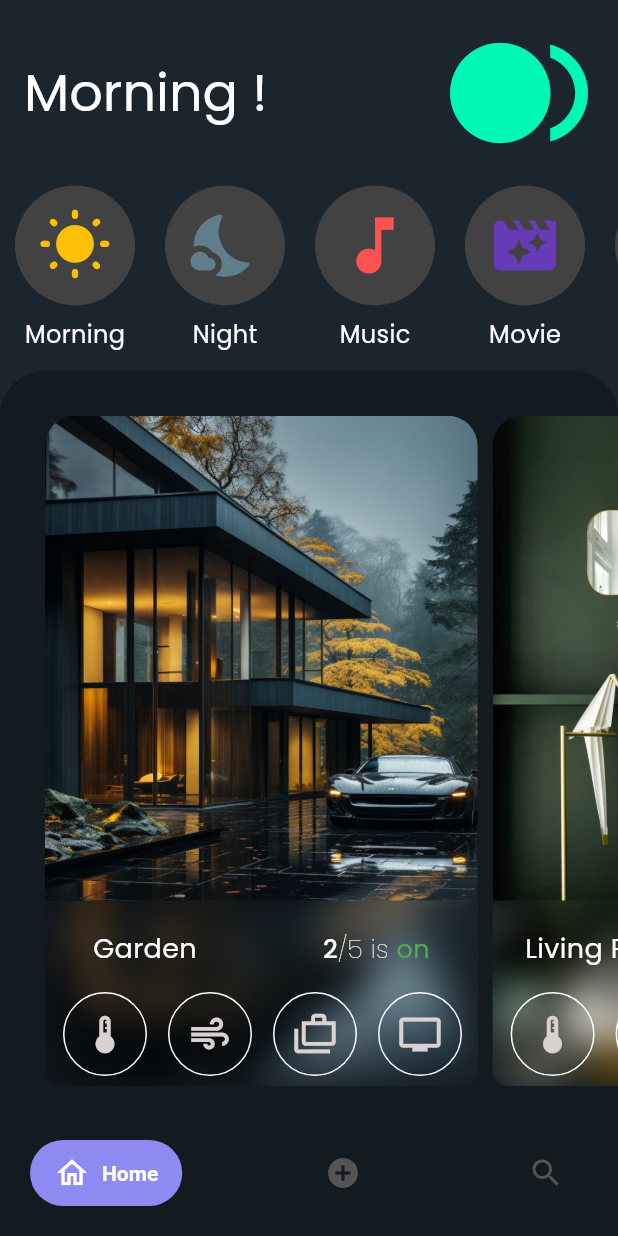
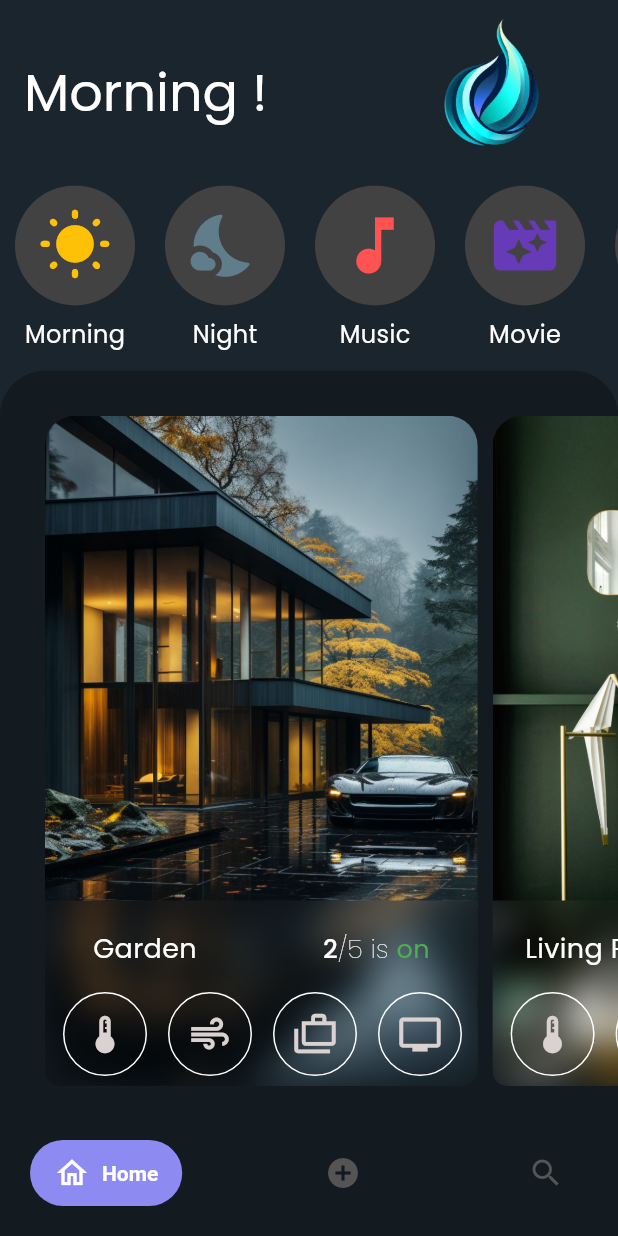
Before and after one commit to omaarrwaell/genie101, a Flutter app: the screen it shows after launch, on a phone screen of 412 x 824 dp. Run offline on Flutter 3.47's test engine with Material 3 defaults, Android fonts, the light colour scheme and no system bars; drawn by our look-alikes of salomon_bottom_bar; our stand-ins replace get, google_fonts.

Commit message:
logo-add

```diff
--- a/lib/main.dart
+++ b/lib/main.dart
@@ -1,4 +1,3 @@
-import 'package:device_preview/device_preview.dart';
 import 'package:flutter/material.dart';
 import 'package:genie101/views/navigation_view.dart';
 import 'package:get/get.dart';
--- a/lib/views/home/home_view.dart
+++ b/lib/views/home/home_view.dart
@@ -1,5 +1,3 @@
-import 'dart:ui';
-
 import 'package:flutter/material.dart';
 import 'package:genie101/constants/app_fonts.dart';
 import 'package:genie101/views/home/home_view_controller.dart';
@@ -33,11 +31,15 @@ class HomeView extends StatelessWidget {
                 "Morning !",
                 style: AppFonts.defaultFont,
               ),
-              SizedBox(
-                child: Icon(
-                  Icons.fiber_smart_record_sharp,
-                  size: 100,
-                  color: AppColors.colorTexture,
+              const SizedBox(
+                width: 80,
+              ),
+              Expanded(
+                child: Container(
+                  padding: const EdgeInsets.only(left: 0),
+                  child: Image.asset(
+                    "assets/images/genie-Photoroom.png",
+                  ),
                 ),
               )
             ],
```
Also changed, not shown: assets/images/genie-Photoroom.png (added).
